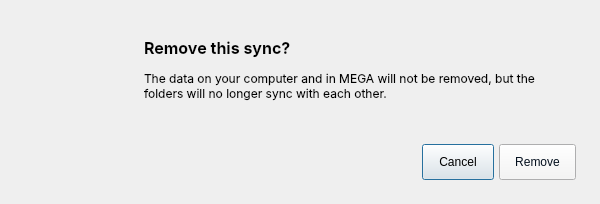
The window that src/MEGASync/syncs/gui/Twoways/linux/RemoveSyncConfirmationDialog.ui (meganz/MEGAsync) describes before a commit, drawn with Qt 5.
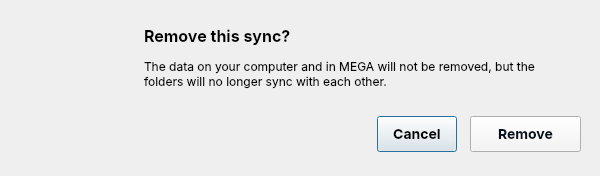
The same window after the commit. Icons and pictures are not drawn.

Commit message: SNC-4781 : Added new design & tokens.

What changed in the file:
```diff
--- a/src/MEGASync/syncs/gui/Twoways/linux/RemoveSyncConfirmationDialog.ui
+++ b/src/MEGASync/syncs/gui/Twoways/linux/RemoveSyncConfirmationDialog.ui
@@ -7,41 +7,29 @@
     <x>0</x>
     <y>0</y>
     <width>600</width>
-    <height>204</height>
+    <height>176</height>
    </rect>
   </property>
   <property name="minimumSize">
    <size>
     <width>600</width>
-    <height>204</height>
+    <height>176</height>
    </size>
   </property>
   <property name="maximumSize">
    <size>
     <width>600</width>
-    <height>204</height>
+    <height>176</height>
    </size>
   </property>
   <property name="windowTitle">
    <string>Remove this sync?</string>
   </property>
   <property name="styleSheet">
-   <string notr="true">QWidget::title 
-{
-    width: 600px;
-    height: 204px;
-    display: flex;
-    padding: 3px 10px;
-    justify-content: center;
-    align-items: center;
-    flex: 1 0 0;
-}
-
-#bOK
-{
-color: #04101E; /*colorToken.text-inverse-accent*/
-background-color:  #F4F4F5; /*colorToken.button-primary*/
-}
+   <string notr="true">/*ColorTokenIcon;Button;bRemove;normal;off;colorToken.text-inverse-accent*/
+/*ColorTokenIcon;Button;bRemove;disabled;off;colorToken.text-inverse-accent*/
+/*ColorTokenIcon;Button;bRemove;active;off;colorToken.text-inverse-accent*/
+/*ColorTokenIcon;Button;bRemove;selected;off;colorToken.text-inverse-accent*/
 
 #labelFolderIcon
 {
@@ -50,6 +38,26 @@
 max-height: 96px;
 }
 
+#bRemove
+{
+color: #04101E; /*colorToken.text-inverse-accent*/
+background-color:  #F4F4F5; /*colorToken.button-primary*/
+}
+
+#labelHeader
+{
+	/* Layout */
+	align-self: stretch;
+
+    /* Label 2/Semibold */
+    font-family: Inter;
+    font-size: 16px;
+    font-style: normal;
+    font-weight: 600;
+    line-height: 24px;
+    max-width: 432px;
+}
+
 #labelMessage
 {
 	/* Layout */
@@ -67,18 +75,13 @@
     white-space: pre-wrap;
 }
 
-#labelHeader
+QPushButton
 {
-	/* Layout */
-	align-self: stretch;
-
-	/* Label 2/Semibold */
     font-family: Inter;
-    font-size: 16px;
+    font-size: 14px;
     font-style: normal;
     font-weight: 600;
-    line-height: 24px;
-    max-width: 432px;
+    line-height: 20px;
 }</string>
   </property>
   <widget class="QLabel" name="labelFolderIcon">
@@ -98,7 +101,7 @@
    <property name="geometry">
     <rect>
      <x>144</x>
-     <y>36</y>
+     <y>24</y>
      <width>432</width>
      <height>24</height>
     </rect>
@@ -114,7 +117,7 @@
    <property name="geometry">
     <rect>
      <x>144</x>
-     <y>68</y>
+     <y>56</y>
      <width>432</width>
      <height>36</height>
     </rect>
@@ -129,9 +132,9 @@
   <widget class="QPushButton" name="bCancel">
    <property name="geometry">
     <rect>
-     <x>422</x>
-     <y>144</y>
-     <width>72</width>
+     <x>377</x>
+     <y>116</y>
+     <width>80</width>
      <height>36</height>
     </rect>
    </property>
@@ -141,6 +144,12 @@
      <verstretch>0</verstretch>
     </sizepolicy>
    </property>
+   <property name="minimumSize">
+    <size>
+     <width>80</width>
+     <height>36</height>
+    </size>
+   </property>
    <property name="maximumSize">
     <size>
      <width>77</width>
@@ -156,13 +165,16 @@
    <property name="text">
     <string>Cancel</string>
    </property>
+   <property name="flat">
+    <bool>false</bool>
+   </property>
   </widget>
-  <widget class="QPushButton" name="bOK">
+  <widget class="QPushButton" name="bRemove">
    <property name="geometry">
     <rect>
-     <x>499</x>
-     <y>144</y>
-     <width>77</width>
+     <x>470</x>
+     <y>116</y>
+     <width>111</width>
      <height>36</height>
     </rect>
    </property>
@@ -172,6 +184,12 @@
      <verstretch>0</verstretch>
     </sizepolicy>
    </property>
+   <property name="minimumSize">
+    <size>
+     <width>111</width>
+     <height>36</height>
+    </size>
+   </property>
    <property name="maximumSize">
     <size>
      <width>77</width>
@@ -184,6 +202,10 @@
    <property name="text">
     <string>Remove</string>
    </property>
+   <property name="icon">
+    <iconset resource="../../../../gui/Resources.qrc">
+     <normaloff>:/images/x.svg</normaloff>:/images/x.svg</iconset>
+   </property>
   </widget>
  </widget>
  <resources/>
```
Left out of the diff: 4 changed lines with no effect on the pictures. The commit also changes 6 other files.
